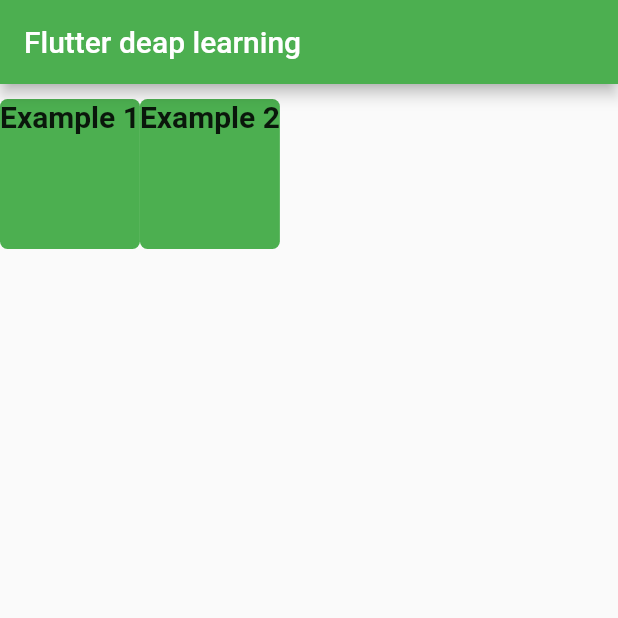
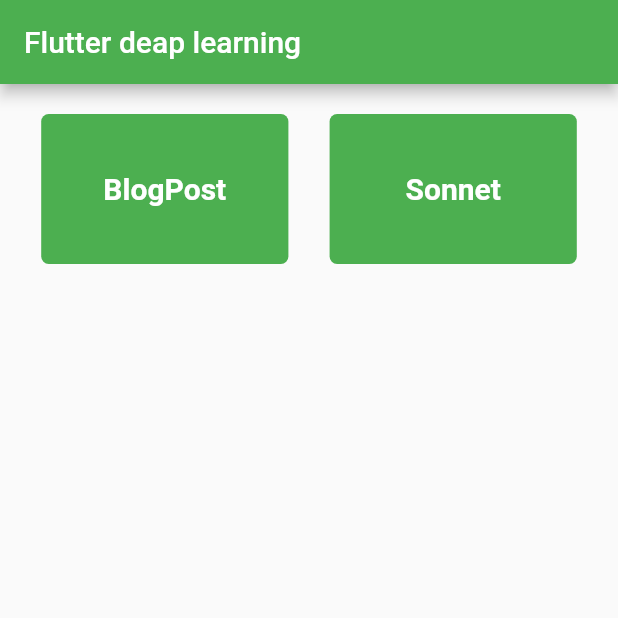
Before and after one commit to Optimus-ged/deep_mobile_learning, a Flutter app: the screen it shows after launch, on a phone screen of 412 x 824 dp, the top half of it. Run offline on Flutter 3.47's test engine with Material 2 defaults, Android fonts, the phone set to English and light mode, and no system bars; our stand-ins replace get_it, rxdart.

Commit message:
All Exercises implemented in one project

```diff
--- a/lib/sonnet_exercice/pages/home_page.dart
+++ b/lib/sonnet_exercice/pages/home_page.dart
@@ -1,19 +1,43 @@
+import 'package:deep_mobile_learning/blog_post_exercice/pages/blog_post_list.dart';
+import 'package:deep_mobile_learning/sonnet_exercice/pages/launch.dart';
 import 'package:flutter/material.dart';
 
 class HomePage extends StatelessWidget {
   @override
   Widget build(BuildContext context) {
+    var _size = MediaQuery.of(context).size;
     return Scaffold(
       appBar: AppBar(
         title: Text("Flutter deap learning"),
       ),
       body: SingleChildScrollView(
         child: Column(children: [
-          SizedBox(height: 10),
+          SizedBox(height: 20),
           Row(
+            mainAxisAlignment: MainAxisAlignment.spaceEvenly,
             children: [
-              _button(title: "Example 1"),
-              _button(title: "Example 2"),
+              _button(
+                title: "BlogPost",
+                width: _size.width / 2.5,
+                ontap: () {
+                  Navigator.push(
+                    context,
+                    MaterialPageRoute(
+                      builder: (_) => BlogPostList(),
+                    ),
+                  );
+                },
+              ),
+              _button(title: "Sonnet", width: _size.width / 2.5,
+                ontap: () {
+                  Navigator.push(
+                    context,
+                    MaterialPageRoute(
+                      builder: (_) => Launch(),
+                    ),
+                  );
+                },
+              ),
             ],
           )
         ]),
@@ -22,12 +46,14 @@
   }
 }
 
-Widget _button({@required String title, VoidCallback ontap}) {
+Widget _button({@required String title, double width, VoidCallback ontap}) {
   return InkWell(
     onTap: ontap,
     child: Expanded(
       child: Container(
         height: 100,
+        alignment: Alignment.center,
+        width: width,
         decoration: BoxDecoration(
           color: Colors.green,
           borderRadius: BorderRadius.circular(5),
@@ -35,6 +61,7 @@
         child: Text(
           "$title",
           style: TextStyle(
+            color: Colors.white,
             fontSize: 20,
             fontWeight: FontWeight.bold,
           ),
```
